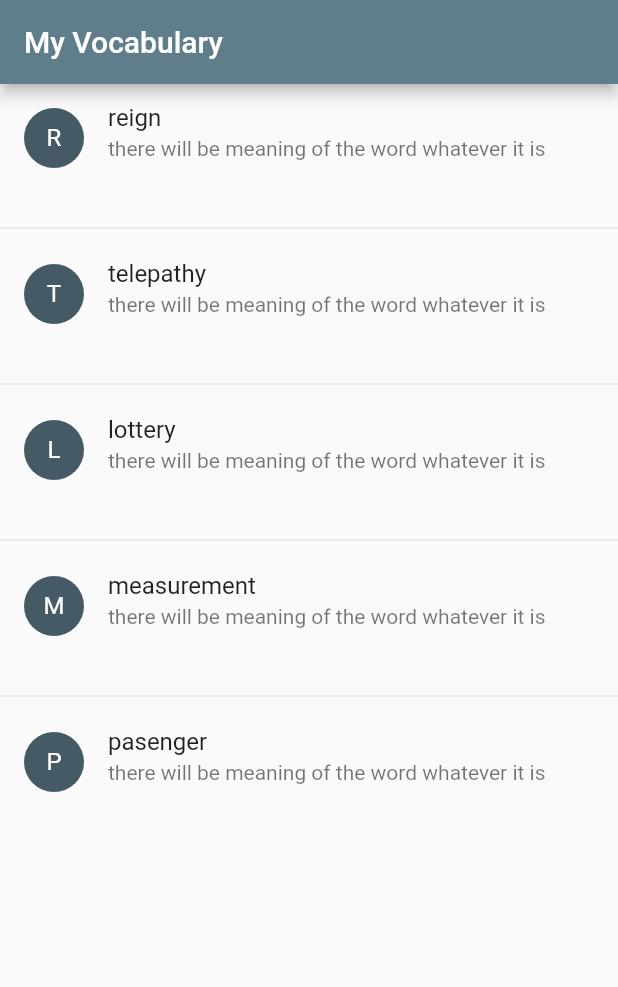
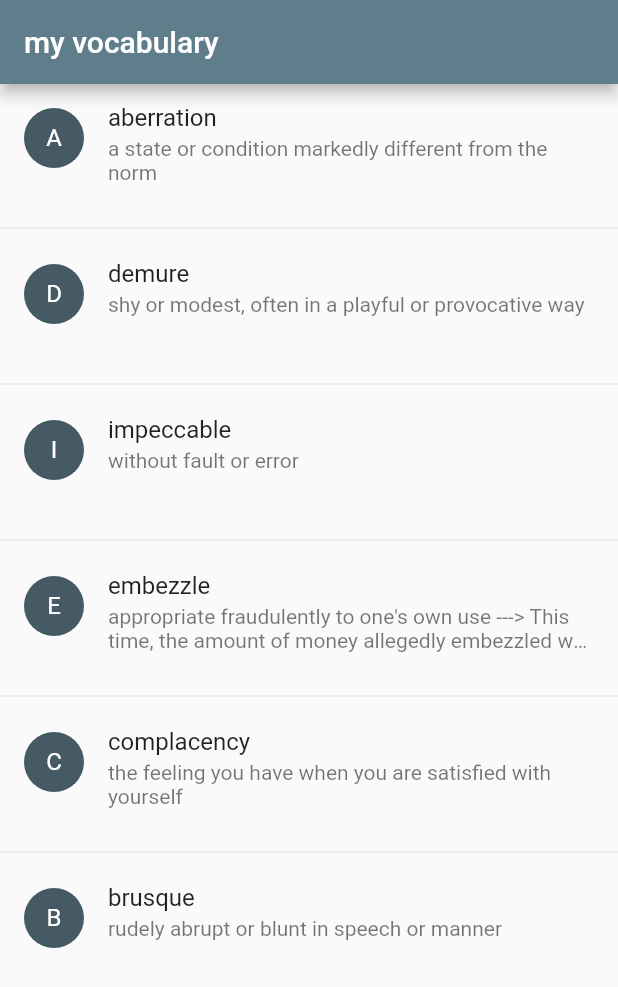
Before and after one commit to OzanOcak/vocab_app01, a Flutter app: the screen it shows after launch, on a phone screen of 412 x 824 dp. Shown: the top 987 px of the screen. Run offline on Flutter 3.47's test engine with Material 2 defaults, Android fonts, the phone set to English and light mode, and no system bars.

Commit message:
fetching list from json file

```diff
--- /dev/null
+++ b/data/words.json
@@ -0,0 +1,26 @@
+[
+    {
+      "word": "aberration",
+      "defination": "a state or condition markedly different from the norm"
+    },
+    {
+      "word": "demure",
+      "defination": "shy or modest, often in a playful or provocative way"
+    },
+    {
+      "word": "impeccable",
+      "defination": "without fault or error"
+    },
+    {
+      "word": "embezzle",
+      "defination": "appropriate fraudulently to one's own use ---> This time, the amount of money allegedly embezzled was raised more than ten-fold and the charges made much more severe."
+    },
+    {
+      "word": "complacency",
+      "defination": "the feeling you have when you are satisfied with yourself"
+    },
+    {
+      "word": "brusque",
+      "defination": "rudely abrupt or blunt in speech or manner"
+    }
+  ]
--- /dev/null
+++ b/lib/WordList.dart
@@ -0,0 +1,60 @@
+import 'dart:convert';
+
+import 'package:flutter/material.dart';
+import 'package:flutter/services.dart';
+
+class WordList extends StatefulWidget {
+  final String title;
+
+  const WordList({Key key, this.title}) : super(key: key);
+
+  @override
+  State<StatefulWidget> createState() => _WordListState();
+}
+
+class _WordListState extends State<WordList> {
+  var word_list = const [];
+
+  Future loadMessageList() async {
+    var content = await rootBundle.loadString('data/words.json');
+    var collection = json.decode(content);
+
+    setState(() {
+      word_list = collection;
+    });
+  }
+
+  void initState() {
+    loadMessageList();
+    super.initState();
+  }
+
+  Widget build(BuildContext context) {
+    return Scaffold(
+      appBar: AppBar(
+        title: Text(widget.title),
+      ),
+      body: ListView.separated(
+        itemCount: word_list.length,
+        separatorBuilder: (context, index) => Divider(),
+        itemBuilder: (BuildContext context, int index) {
+          var vocabulary = word_list[index];
+
+          return ListTile(
+            title: Text(
+              vocabulary['word']),
+              isThreeLine: true,
+            leading: CircleAvatar(
+              child: Text(vocabulary['word'][0].toUpperCase()),
+            ),
+            subtitle: Text(
+              vocabulary['defination'],
+              maxLines: 2,
+              overflow: TextOverflow.ellipsis,
+            ),
+          );
+        },
+      ),
+    );
+  }
+}
--- a/lib/main.dart
+++ b/lib/main.dart
@@ -1,4 +1,6 @@
 import 'package:flutter/material.dart';
+
+import 'WordList.dart';
 
 void main() => runApp(MyWords());
 
@@ -8,40 +10,8 @@ class MyWords extends StatelessWidget {
     return MaterialApp(
       title: 'Flutter Demo',
       theme: ThemeData(primarySwatch: Colors.blueGrey, accentColor: Colors.greenAccent),
-      home: MyHomePage(title: 'My Vocabulary'),
+      home:WordList(title:'my vocabulary'),
+
     );
   }
 }
-
-class MyHomePage extends StatelessWidget {
-  final String title;
-
-  var words = const ['reign','telepathy','lottery','measurement','pasenger'];
-
-  MyHomePage({this.title});
-
-  @override
-  Widget build(BuildContext context) {
-    return Scaffold(
-      appBar: AppBar(
-        title: Text(this.title),
-      ),
-      body:  ListView.separated(
-        itemCount: words.length,
-        separatorBuilder: (context, index) => Divider(),
-        itemBuilder: (BuildContext context, int index) {
-          var word = words[index];
-
-          return ListTile(
-            title: Text(word),
-            isThreeLine: true,
-            leading: CircleAvatar(
-              child: Text(word[0].toUpperCase()),
-            ),
-            subtitle: Text('there will be meaning of the word whatever it is '),
-          );
-        },
-      ),
-    );
-  }
-}
--- a/pubspec.yaml
+++ b/pubspec.yaml
@@ -41,7 +41,8 @@ flutter:
   uses-material-design: true
 
   # To add assets to your application, add an assets section, like this:
-  # assets:
+  assets:
+    - data/words.json
   #  - images/a_dot_burr.jpeg
   #  - images/a_dot_ham.jpeg
 
```
